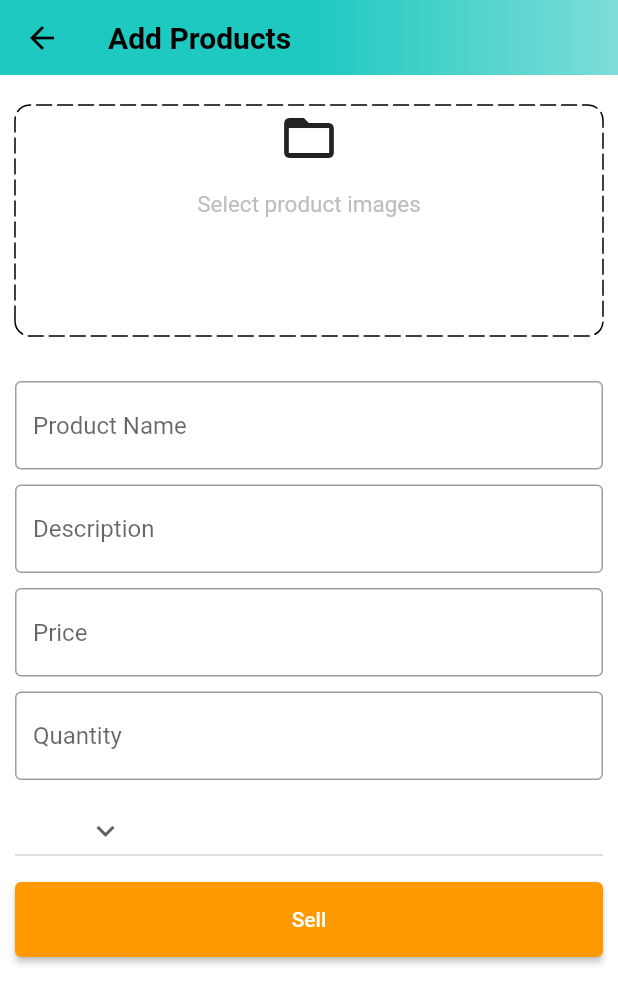
After one commit to vpsines/my_amazon, a Flutter app: the AddProductScreen screen opened by its route, on a phone screen of 412 x 824 dp. The commit adds this screen. Shown: the top 1004 px of the screen. Run offline on Flutter 3.47's test engine with Material 2 defaults, Android fonts, the phone set to English and light mode, and no system bars; drawn by our look-alikes of dotted_border; our stand-ins replace badges, carousel_slider, shared_preferences; accounts and stored records are empty.

Commit message:
feat: add admin screen for add product

```diff
--- a/lib/router.dart
+++ b/lib/router.dart
@@ -1,4 +1,5 @@
 import 'package:flutter/material.dart';
+import 'package:my_amazon/screens/admin/add_product_screen.dart';
 import 'package:my_amazon/screens/auth/auth_screen.dart';
 import 'package:my_amazon/screens/home/home_screen.dart';
 import 'package:my_amazon/widgets/base/bottom_bar.dart';
@@ -14,6 +15,9 @@ Route<dynamic> generateRoutes(RouteSettings routeSettings) {
     case BottomBar.routeName:
       return MaterialPageRoute(
           settings: routeSettings, builder: (_) => const BottomBar());
+    case AddProductScreen.routeName:
+      return MaterialPageRoute(
+          settings: routeSettings, builder: (_) => const AddProductScreen());
     default:
       return MaterialPageRoute(
           settings: routeSettings,
--- /dev/null
+++ b/lib/screens/admin/add_product_screen.dart
@@ -0,0 +1,188 @@
+import 'dart:io';
+
+import 'package:carousel_slider/carousel_slider.dart';
+import 'package:dotted_border/dotted_border.dart';
+import 'package:flutter/material.dart';
+import 'package:my_amazon/configs/themes/ui_parameters.dart';
+import 'package:my_amazon/helpers/utils.dart';
+import 'package:my_amazon/services/admin_service.dart';
+import 'package:my_amazon/widgets/base/custom_button.dart';
+import 'package:my_amazon/widgets/base/custom_textfield.dart';
+
+class AddProductScreen extends StatefulWidget {
+  static const String routeName = '/add-product';
+
+  const AddProductScreen({super.key});
+
+  @override
+  State<AddProductScreen> createState() => _AddProductScreenState();
+}
+
+class _AddProductScreenState extends State<AddProductScreen> {
+  String category = 'Mobiles';
+  List<File> images = [];
+  List<String> productCategories = [
+    'Mobile',
+  ];
+
+  final _addProductFormKey = GlobalKey<FormState>();
+  final AdminService adminService = AdminService();
+
+  final TextEditingController productNameController = TextEditingController();
+  final TextEditingController descriptionController = TextEditingController();
+  final TextEditingController priceController = TextEditingController();
+  final TextEditingController quantityController = TextEditingController();
+
+  void selectImages() async {
+    var result = await pickImages();
+    setState(() {
+      images = result;
+    });
+  }
+
+  void addProduct() {
+    if (_addProductFormKey.currentState!.validate() && images.isNotEmpty) {
+      adminService.sellProduct(
+          context: context,
+          name: productNameController.text,
+          description: descriptionController.text,
+          price: double.parse(priceController.text),
+          quantity: double.parse(quantityController.text),
+          category: category,
+          images: images);
+    }
+  }
+
+  @override
+  void dispose() {
+    productNameController.dispose();
+    descriptionController.dispose();
+    priceController.dispose();
+    quantityController.dispose();
+    super.dispose();
+  }
+
+  @override
+  Widget build(BuildContext context) {
+    return Scaffold(
+        appBar: PreferredSize(
+          preferredSize: const Size.fromHeight(50),
+          child: AppBar(
+            flexibleSpace: Container(
+                decoration:
+                    const BoxDecoration(gradient: UiParameters.appBarGradient)),
+            title: const Text(
+              'Add Products',
+              style:
+                  TextStyle(fontWeight: FontWeight.bold, color: Colors.black),
+            ),
+          ),
+        ),
+        body: SingleChildScrollView(
+          child: Form(
+            key: _addProductFormKey,
+            child: Padding(
+              padding: const EdgeInsets.symmetric(horizontal: 10),
+              child: Column(
+                mainAxisAlignment: MainAxisAlignment.center,
+                children: [
+                  const SizedBox(
+                    height: 20,
+                  ),
+                  (images.isNotEmpty)
+                      ? CarouselSlider(
+                          items: images.map((i) {
+                            return Builder(
+                                builder: (context) => Image.file(
+                                      i,
+                                      fit: BoxFit.cover,
+                                      height: 200,
+                                    ));
+                          }).toList(),
+                          options:
+                              CarouselOptions(viewportFraction: 1, height: 200),
+                        )
+                      : GestureDetector(
+                          onTap: selectImages,
+                          child: DottedBorder(
+                              borderType: BorderType.RRect,
+                              radius: const Radius.circular(10),
+                              dashPattern: const [10, 4],
+                              strokeCap: StrokeCap.round,
+                              child: Container(
+                                width: double.infinity,
+                                height: 150,
+                                decoration: BoxDecoration(
+                                    borderRadius: BorderRadius.circular(10)),
+                                child: Column(
+                                  children: [
+                                    Icon(
+                                      Icons.folder_open,
+                                      size: 40,
+                                    ),
+                                    const SizedBox(
+                                      height: 15,
+                                    ),
+                                    Text(
+                                      'Select product images',
+                                      style: TextStyle(
+                                          color: Colors.grey[400],
+                                          fontSize: 15),
+                                    )
+                                  ],
+                                ),
+                              )),
+                        ),
+                  const SizedBox(
+                    height: 30,
+                  ),
+                  CustomTextfield(
+                      controller: productNameController,
+                      hintText: 'Product Name'),
+                  const SizedBox(
+                    height: 10,
+                  ),
+                  CustomTextfield(
+                    controller: descriptionController,
+                    hintText: 'Description',
+                    maxLines: 7,
+                  ),
+                  const SizedBox(
+                    height: 10,
+                  ),
+                  CustomTextfield(
+                      controller: priceController, hintText: 'Price'),
+                  const SizedBox(
+                    height: 10,
+                  ),
+                  CustomTextfield(
+                      controller: quantityController, hintText: 'Quantity'),
+                  const SizedBox(
+                    height: 10,
+                  ),
+                  SizedBox(
+                    width: double.infinity,
+                    child: DropdownButton(
+                      value: category,
+                      icon: const Icon(Icons.keyboard_arrow_down),
+                      items: productCategories.map((e) {
+                        return DropdownMenuItem(value: e, child: Text(e));
+                      }).toList(),
+                      onChanged: (value) {
+                        setState(() {
+                          category = value!;
+                        });
+                      },
+                    ),
+                  ),
+                  const SizedBox(
+                    height: 10,
+                  ),
+                  CustomButton(onTap: addProduct, buttonText: 'Sell')
+                ],
+              ),
+            ),
+          ),
+        ));
+  }
+}
```
